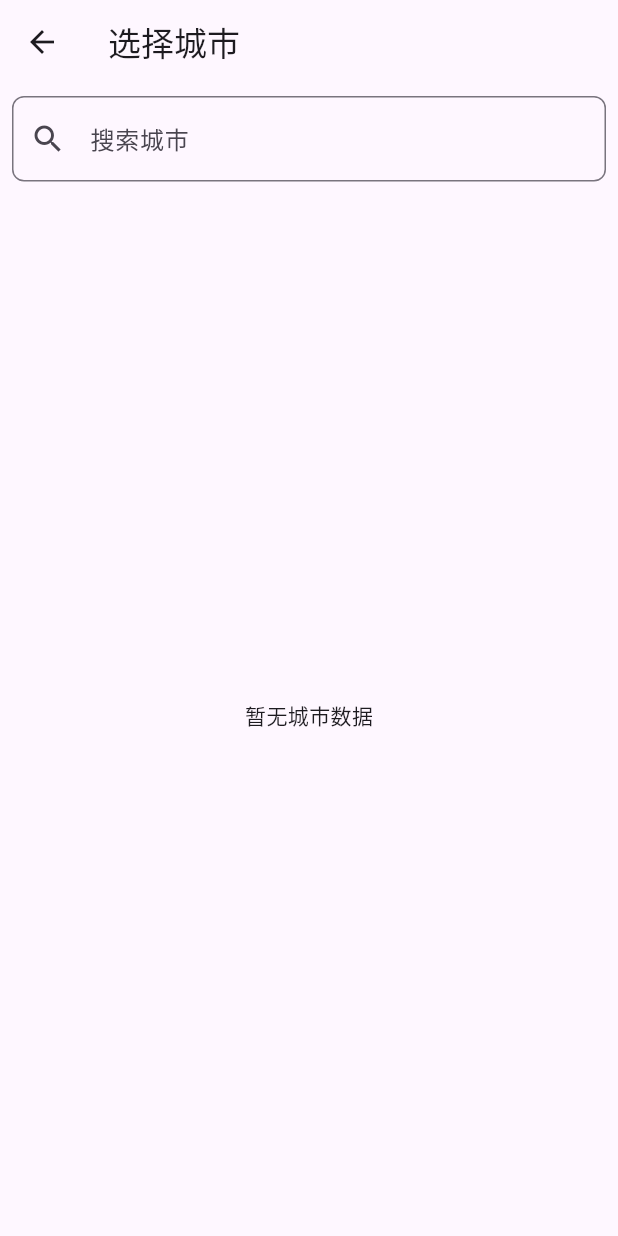
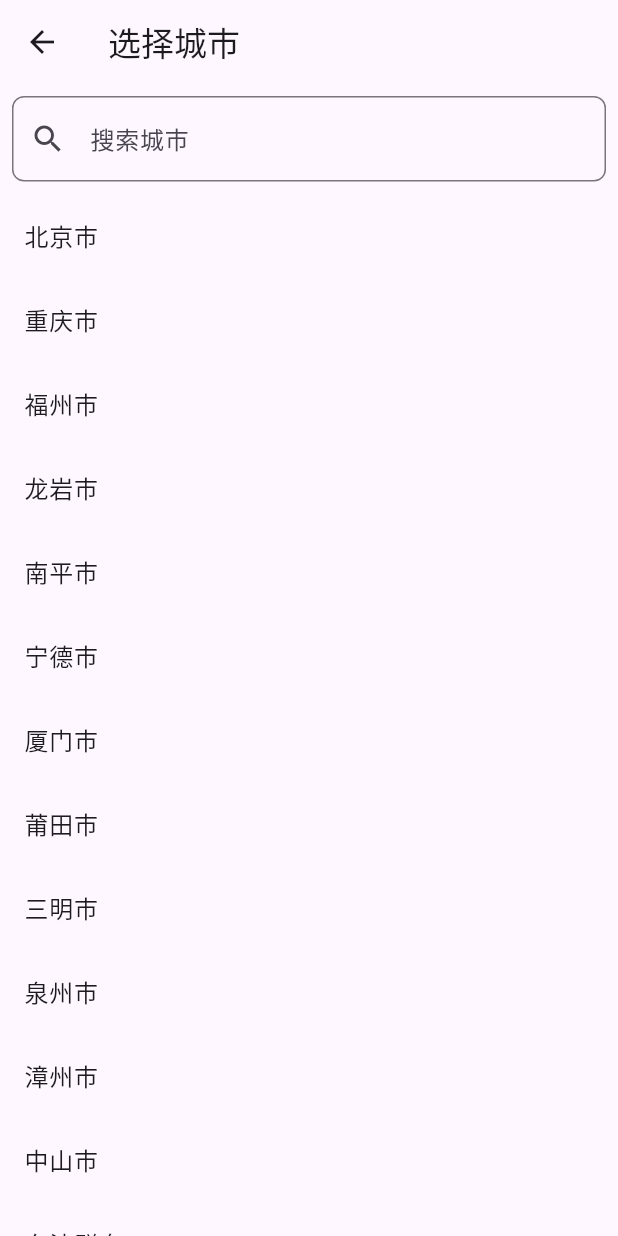
Before and after one commit to wstszx/hook_up_rent_migrated, a Flutter app: the CitySelectionPage screen opened directly, on a phone screen of 412 x 824 dp. Run offline on Flutter 3.47's test engine with Material 3 defaults, Android fonts, the phone set to English and light mode, and no system bars; our stand-ins replace cached_network_image, dio, fluro, flutter_swiper_null_safety, fluttertoast, geocoding and 6 more; accounts and stored records are empty; network calls fail; project files that could hold a hidden picture were left out.

Commit message:
从region.json文件获取城市和区域数据，优化整租页面的城市和区域选择功能

```diff
--- a/lib/config.dart
+++ b/lib/config.dart
@@ -1,4 +1,4 @@
-import 'models/general_type.dart';
+import 'pages/home/tab_search/filter_bar/data.dart' as file_data;
 
 class Config {
   static const CommonIcon = 'CommonIcon';
@@ -7,10 +7,10 @@ class Config {
   static const DefaultImage = 'https://via.placeholder.com/150/CCCCCC/FFFFFF?Text=No+Image';
 
 
-  static List<GeneralType> availableCitys = [
-    GeneralType('北京', 'AREA|88cff55c-aaa4-e2e0'),
-    GeneralType('上海', 'AREA|dbf46d32-7e76-1196'),
-    GeneralType('广州', 'AREA|88cff55c-aaa4-e2e0'),
-    GeneralType('深圳', 'AREA|88cff55c-aaa4-e2e0'),
+  static List<file_data.GeneralType> availableCitys = [
+    file_data.GeneralType('北京市', '北京市'),
+    file_data.GeneralType('上海市', '上海市'),
+    file_data.GeneralType('广州市', '广州市'),
+    file_data.GeneralType('深圳市', '深圳市'),
   ];
 }
--- a/lib/pages/city_selection_page.dart
+++ b/lib/pages/city_selection_page.dart
@@ -1,8 +1,8 @@
 import 'package:flutter/material.dart';
-import '../models/general_type.dart';
-import './utils/dio_http.dart'; // Assuming dio_http.dart is in lib/pages/utils/
-import '../scoped_model/city.dart'; // For CityModel if needed for other purposes, or remove
-import '../pages/utils/scoped_model_helper.dart'; // For ScopedModelHelper if needed
+import '../services/region_service.dart';
+import '../scoped_model/city.dart';
+import '../pages/utils/scoped_model_helper.dart';
+import '../pages/home/tab_search/filter_bar/data.dart' as file_data;
 
 class CitySelectionPage extends StatefulWidget {
   const CitySelectionPage({super.key});
@@ -12,30 +12,25 @@ class CitySelectionPage extends StatefulWidget {
 }
 
 class _CitySelectionPageState extends State<CitySelectionPage> {
-  late Future<List<GeneralType>> _citiesFuture;
-  List<GeneralType> _allCities = [];
-  List<GeneralType> _filteredCities = [];
+  late Future<List<file_data.GeneralType>> _citiesFuture;
+  List<file_data.GeneralType> _allCities = [];
+  List<file_data.GeneralType> _filteredCities = [];
   final TextEditingController _searchController = TextEditingController();
 
   @override
   void initState() {
     super.initState();
-    // It's generally better to initialize context-dependent futures
-    // in didChangeDependencies or pass context if absolutely needed by of(context) at initState.
-    // However, if DioHttp.of(context) can be called here safely or is refactored
-    // to not strictly need context for this call, this is fine.
-    // For simplicity, assuming it's okay for now.
-    // A common pattern is to pass the DioHttp instance or make getCities static if context isn't needed for the call itself.
     _citiesFuture = _fetchCities();
     _searchController.addListener(_filterCities);
   }
 
-  Future<List<GeneralType>> _fetchCities() async {
-    // Ensure context is available if DioHttp.of(context) truly needs it here.
-    // If DioHttp instance is managed elsewhere (e.g., via Provider or a singleton),
-    // it would be cleaner.
-    // For now, we'll call it directly, assuming it works or will be refactored.
-    List<GeneralType> cities = await DioHttp.of(context).getCities();
+  Future<List<file_data.GeneralType>> _fetchCities() async {
+    // 加载region.json数据
+    await RegionService.loadRegionData();
+
+    // 获取城市列表
+    List<file_data.GeneralType> cities = RegionService.getCityList();
+
     setState(() {
       _allCities = cities;
       _filteredCities = cities;
@@ -87,7 +82,7 @@ class _CitySelectionPageState extends State<CitySelectionPage> {
             ),
           ),
           Expanded(
-            child: FutureBuilder<List<GeneralType>>(
+            child: FutureBuilder<List<file_data.GeneralType>>(
               future: _citiesFuture, // Use the future initialized in initState
               builder: (context, snapshot) {
                 if (snapshot.connectionState == ConnectionState.waiting && _allCities.isEmpty) {
@@ -125,7 +120,7 @@ class _CitySelectionPageState extends State<CitySelectionPage> {
                 return ListView.builder(
                   itemCount: _filteredCities.length,
                   itemBuilder: (context, index) {
-                    GeneralType city = _filteredCities[index];
+                    file_data.GeneralType city = _filteredCities[index];
                     return ListTile(
                       title: Text(city.name),
                       onTap: () {
--- a/lib/scoped_model/city.dart
+++ b/lib/scoped_model/city.dart
@@ -1,15 +1,15 @@
 import 'package:scoped_model/scoped_model.dart';
-import '../models/general_type.dart';
+import '../pages/home/tab_search/filter_bar/data.dart' as file_data;
 
 class CityModel extends Model {
-  GeneralType? _city; // 改为可空类型
+  file_data.GeneralType? _city; // 改为可空类型
 
-  set city(GeneralType? data) { // setter 的参数也改为可空
+  set city(file_data.GeneralType? data) { // setter 的参数也改为可空
     _city = data;
     notifyListeners();
   }
 
-  GeneralType? get city { // getter 返回类型改为可空
+  file_data.GeneralType? get city { // getter 返回类型改为可空
     return _city;
   }
 
--- /dev/null
+++ b/lib/services/region_service.dart
@@ -0,0 +1,203 @@
+import 'dart:convert';
+import 'dart:io';
+import 'package:flutter/services.dart';
+import 'package:hook_up_rent/pages/home/tab_search/filter_bar/data.dart' as file_data;
+
+class RegionInfo {
+  final String name;
+  final double longitude;
+  final double latitude;
+  final String level;
+  final List<RegionInfo> districts;
+
+  RegionInfo({
+    required this.name,
+    required this.longitude,
+    required this.latitude,
+    required this.level,
+    required this.districts,
+  });
+
+  factory RegionInfo.fromJson(Map<String, dynamic> json) {
+    List<RegionInfo> districtsList = [];
+    if (json['districts'] != null) {
+      districtsList = List<RegionInfo>.from(
+        (json['districts'] as List).map(
+          (district) => RegionInfo.fromJson(district),
+        ),
+      );
+    }
+
+    return RegionInfo(
+      name: json['name'],
+      longitude: json['center']['longitude'],
+      latitude: json['center']['latitude'],
+      level: json['level'],
+      districts: districtsList,
+    );
+  }
+
+  // 将RegionInfo转换为GeneralType列表，用于UI显示
+  List<file_data.GeneralType> toGeneralTypeList() {
+    List<file_data.GeneralType> result = [file_data.GeneralType('不限', '${name}_any')];
+
+    // 添加所有区域作为GeneralType
+    for (var district in districts) {
+      result.add(file_data.GeneralType(district.name, district.name));
+    }
+
+    return result;
+  }
+}
+
+class RegionService {
+  static RegionInfo? _rootRegion;
+  static List<file_data.GeneralType>? _cityList;
+
+  // 加载region.json文件
+  static Future<void> loadRegionData() async {
+    if (_rootRegion != null) return;
+
+    try {
+      // 从assets加载
+      final String jsonString = await rootBundle.loadString('region.json');
+      final Map<String, dynamic> jsonData = json.decode(jsonString);
+      _rootRegion = RegionInfo.fromJson(jsonData);
+      _generateCityList();
+    } catch (e) {
+      // 如果assets加载失败，尝试从文件系统加载
+      try {
+        final File file = File('region.json');
+        final String jsonString = await file.readAsString();
+        final Map<String, dynamic> jsonData = json.decode(jsonString);
+        _rootRegion = RegionInfo.fromJson(jsonData);
+        _generateCityList();
+      } catch (e) {
+        print('Error loading region.json: $e');
+        // 加载失败时设置为null
+        _rootRegion = null;
+        _cityList = null;
+      }
+    }
+  }
+
+  // 生成城市列表
+  static void _generateCityList() {
+    if (_rootRegion == null) return;
+
+    _cityList = [];
+
+    // 添加省级行政区作为城市
+    for (var province in _rootRegion!.districts) {
+      if (province.level == 'province') {
+        // 对于直辖市，直接添加
+        if (province.name.endsWith('市') ||
+            province.name == '北京' ||
+            province.name == '上海' ||
+            province.name == '天津' ||
+            province.name == '重庆') {
+          _cityList!.add(file_data.GeneralType(province.name, province.name));
+        }
+        // 对于省份，添加其下的城市
+        else {
+          for (var city in province.districts) {
+            if (city.level == 'city') {
+              _cityList!.add(file_data.GeneralType(city.name, city.name));
+            }
+          }
+        }
+      }
+    }
+  }
+
+  // 获取城市列表
+  static List<file_data.GeneralType> getCityList() {
+    if (_cityList == null) {
+      return [];
+    }
+    return _cityList!;
+  }
+
+  // 根据城市名称获取区域列表
+  static List<file_data.GeneralType> getDistrictsByCityName(String cityName) {
+    if (_rootRegion == null) return [file_data.GeneralType('不限', 'area_any')];
+
+    // 去除城市名称中的“市”字
+    String normalizedCityName = cityName;
+    if (cityName.endsWith('市')) {
+      normalizedCityName = cityName.substring(0, cityName.length - 1);
+    }
+
+    // 初始化结果列表，添加“不限”选项
+    List<file_data.GeneralType> result = [file_data.GeneralType('不限', 'area_any')];
+    bool found = false;
+
+    // 直辖市特殊处理
+    if (cityName == '北京市' || cityName == '北京' ||
+        cityName == '上海市' || cityName == '上海' ||
+        cityName == '天津市' || cityName == '天津' ||
+        cityName == '重庆市' || cityName == '重庆') {
+
+      // 查找对应的省级区域
+      for (var province in _rootRegion!.districts) {
+        if (province.name.contains('北京') && (cityName == '北京市' || cityName == '北京') ||
+            province.name.contains('上海') && (cityName == '上海市' || cityName == '上海') ||
+            province.name.contains('天津') && (cityName == '天津市' || cityName == '天津') ||
+            province.name.contains('重庆') && (cityName == '重庆市' || cityName == '重庆')) {
+
+          // 直辖市下有城区和郊县的分类
+          for (var cityArea in province.districts) {
+            // 遍历城区或郊县下的所有区县
+            for (var district in cityArea.districts) {
+              // 将区县添加到结果中
+              result.add(file_data.GeneralType(district.name, district.name));
+            }
+          }
+          found = true;
+          break;
+        }
+      }
+    } else {
+      // 处理普通省份下的城市
+      for (var province in _rootRegion!.districts) {
+        // 跳过直辖市
+        if (province.name == '北京市' || province.name == '上海市' ||
+            province.name == '天津市' || province.name == '重庆市') {
+          continue;
+        }
+
+        // 遍历省份下的所有城市
+        for (var city in province.districts) {
+          if (city.name == cityName || city.name == normalizedCityName) {
+            // 如果找到目标城市，遍历其下的所有区域
+            for (var district in city.districts) {
+              // 将区县添加到结果中
+              result.add(file_data.GeneralType(district.name, district.name));
+            }
+            found = true;
+            break;
+          }
+        }
+        if (found) break;
+      }
+    }
+
+    // 如果没有找到任何区域，尝试直接在省级区域中查找
+    if (result.length <= 1) {
+      // 处理特殊情况，如澳门特别行政区等
+      for (var province in _rootRegion!.districts) {
+        if (province.name == cityName || province.name == normalizedCityName) {
+          // 如果省级区域名称与目标城市相同，直接使用其下的区域
+          for (var district in province.districts) {
+            result.add(file_data.GeneralType(district.name, district.name));
+          }
+          found = true;
+          break;
+        }
+      }
+    }
+
+    // 如果仍然没有找到任何区域，返回默认的“不限”
+    return result;
+  }
+}
--- a/pubspec.yaml
+++ b/pubspec.yaml
@@ -91,3 +91,4 @@ flutter:
     - static/images/home_profile_wallet.png
     - static/images/loading.jpg
     - assets/web/
+    - region.json
```
Also changed, not shown: lib/pages/home/tab_search/filter_bar/index.dart (+7 -17 lines), lib/widgets/search_bar/index.dart (+9 -7 lines).
